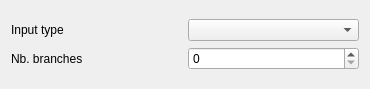
This is src/genericgui/FormEachLoop.ui in SalomePlatform/yacs as Qt 5 draws it before an edit. The edited form follows.
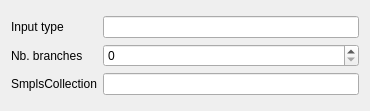
This is the edited form.

Diff of the .ui file:
```diff
--- a/src/genericgui/FormEachLoop.ui
+++ b/src/genericgui/FormEachLoop.ui
@@ -6,7 +6,7 @@
     <x>0</x>
     <y>0</y>
     <width>370</width>
-    <height>89</height>
+    <height>111</height>
    </rect>
   </property>
   <property name="windowTitle" >
@@ -22,9 +22,6 @@
        </property>
       </widget>
      </item>
-     <item row="0" column="1" >
-      <widget class="QComboBox" name="cb_type" />
-     </item>
      <item row="1" column="0" >
       <widget class="QLabel" name="label" >
        <property name="text" >
@@ -32,9 +29,26 @@
        </property>
       </widget>
      </item>
-     <item row="1" column="1" >
+     <item row="1" column="2" >
       <widget class="QSpinBox" name="sb_nbranch" />
      </item>
+     <item row="0" column="2" >
+      <widget class="QLineEdit" name="lineEdit" >
+       <property name="readOnly" >
+        <bool>true</bool>
+       </property>
+      </widget>
+     </item>
+     <item row="2" column="0" >
+      <widget class="QLabel" name="label_3" >
+       <property name="text" >
+        <string>SmplsCollection</string>
+       </property>
+      </widget>
+     </item>
+     <item row="2" column="2" >
+      <widget class="QLineEdit" name="lineEdit_2" />
+     </item>
     </layout>
    </item>
   </layout>
```
